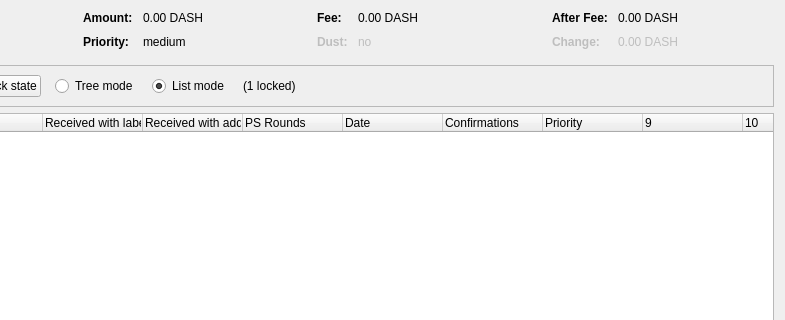
Qt form src/qt/forms/coincontroldialog.ui (adm2018/curium) before a commit; both pictures show x 169 to 954 and y 0 to 320 of the 954 by 500 pixel window.
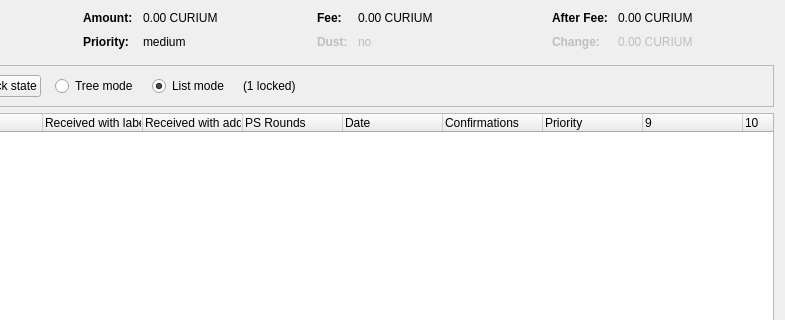
The same form after that commit. Custom widgets are drawn as their Qt base class.

Commit message: Updated Dash related stuff to Curium

The edit to the form file:
```diff
--- a/src/qt/forms/coincontroldialog.ui
+++ b/src/qt/forms/coincontroldialog.ui
@@ -132,7 +132,7 @@
           <enum>Qt::ActionsContextMenu</enum>
          </property>
          <property name="text">
-          <string notr="true">0.00 DASH</string>
+          <string notr="true">0.00 CURIUM</string>
          </property>
          <property name="textInteractionFlags">
           <set>Qt::LinksAccessibleByMouse|Qt::TextSelectableByKeyboard|Qt::TextSelectableByMouse</set>
@@ -206,7 +206,7 @@
           <enum>Qt::ActionsContextMenu</enum>
          </property>
          <property name="text">
-          <string notr="true">0.00 DASH</string>
+          <string notr="true">0.00 CURIUM</string>
          </property>
          <property name="textInteractionFlags">
           <set>Qt::LinksAccessibleByMouse|Qt::TextSelectableByKeyboard|Qt::TextSelectableByMouse</set>
@@ -286,7 +286,7 @@
           <enum>Qt::ActionsContextMenu</enum>
          </property>
          <property name="text">
-          <string notr="true">0.00 DASH</string>
+          <string notr="true">0.00 CURIUM</string>
          </property>
          <property name="textInteractionFlags">
           <set>Qt::LinksAccessibleByMouse|Qt::TextSelectableByKeyboard|Qt::TextSelectableByMouse</set>
@@ -321,7 +321,7 @@
           <enum>Qt::ActionsContextMenu</enum>
          </property>
          <property name="text">
-          <string notr="true">0.00 DASH</string>
+          <string notr="true">0.00 CURIUM</string>
          </property>
          <property name="textInteractionFlags">
           <set>Qt::LinksAccessibleByMouse|Qt::TextSelectableByKeyboard|Qt::TextSelectableByMouse</set>
```
The commit also changes 372 other files.
